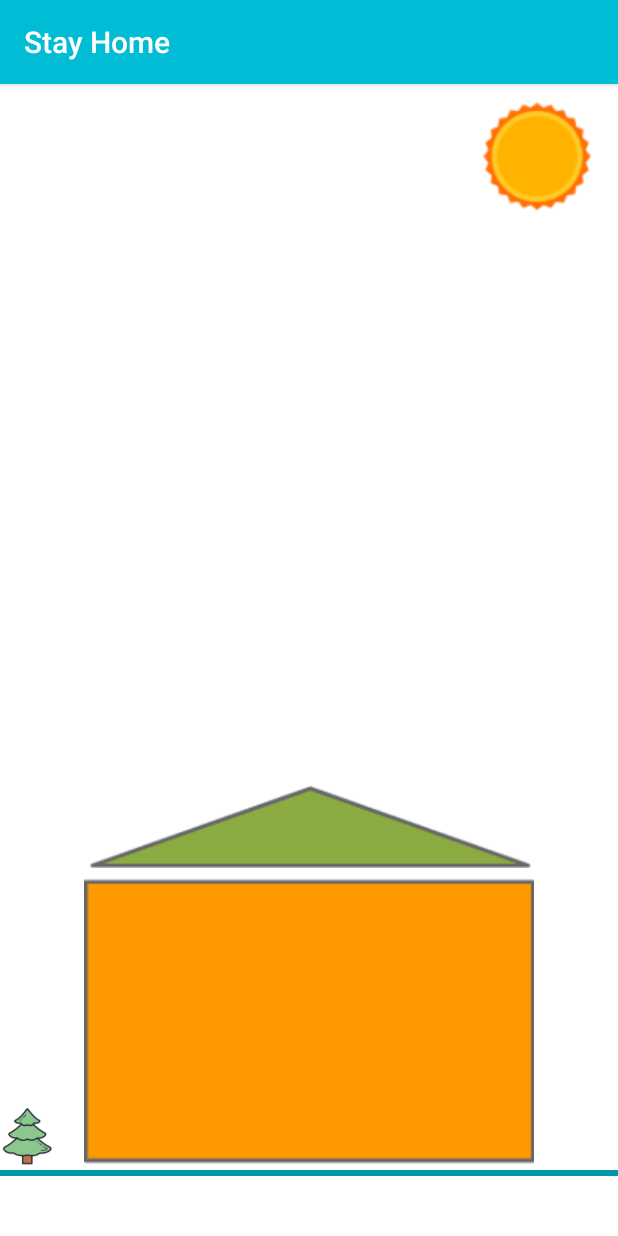
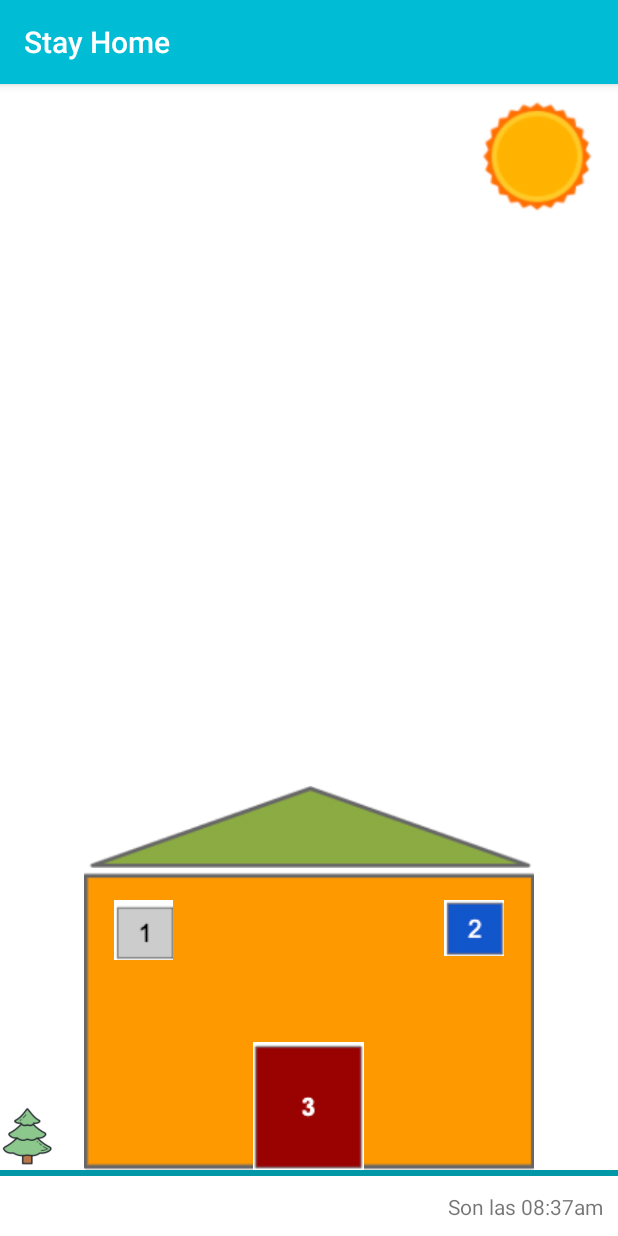
Before and after one commit to andres-vasquez-coderoad-com/progra3-2020, an Android app: the screen it shows after launch (MainActivity), on a phone screen of 412 x 824 dp. Run offline under Robolectric (Android 15) with nearby library versions, the phone set to English and light mode, and no system bars.

Commit message:
Clase 03-06 casita finalizada

```diff
--- a/app/src/main/res/layout/activity_house.xml
+++ b/app/src/main/res/layout/activity_house.xml
@@ -13,13 +13,42 @@
         android:layout_marginBottom="40dp"
         android:background="@color/colorPrimaryDark" />
 
-    <ImageView
+    <RelativeLayout
         android:id="@+id/houseView"
         android:layout_width="300dp"
         android:layout_height="200dp"
         android:layout_above="@id/groundView"
         android:layout_centerHorizontal="true"
-        app:srcCompat="@drawable/casa" />
+        android:background="@drawable/casa">
+
+        <ImageView
+            android:id="@+id/windows1View"
+            android:layout_width="wrap_content"
+            android:layout_height="wrap_content"
+            android:layout_alignParentStart="true"
+            android:layout_alignParentTop="true"
+            android:layout_marginStart="20dp"
+            android:layout_marginTop="20dp"
+            app:srcCompat="@drawable/ventana1" />
+
+        <ImageView
+            android:id="@+id/windows2View"
+            android:layout_width="wrap_content"
+            android:layout_height="wrap_content"
+            android:layout_alignParentEnd="true"
+            android:layout_alignParentTop="true"
+            android:layout_marginEnd="20dp"
+            android:layout_marginTop="20dp"
+            app:srcCompat="@drawable/ventana2" />
+
+        <ImageView
+            android:layout_width="wrap_content"
+            android:layout_height="wrap_content"
+            android:layout_centerHorizontal="true"
+            android:layout_alignParentBottom="true"
+            app:srcCompat="@drawable/puerta"/>
+
+    </RelativeLayout>
 
     <ImageView
         android:layout_width="300dp"
@@ -42,10 +71,20 @@
         android:id="@+id/treeView"
         android:layout_width="wrap_content"
         android:layout_height="wrap_content"
-        android:adjustViewBounds="true"
         android:layout_above="@id/groundView"
         android:layout_marginEnd="20dp"
         android:layout_toStartOf="@id/houseView"
+        android:adjustViewBounds="true"
         app:srcCompat="@drawable/arbol" />
 
+    <TextView
+        android:id="@+id/signatureView"
+        android:layout_width="wrap_content"
+        android:layout_height="wrap_content"
+        android:layout_alignParentEnd="true"
+        android:layout_alignParentBottom="true"
+        android:layout_marginEnd="10dp"
+        android:layout_marginBottom="10dp"
+        android:text="Son las 08:37am" />
+
 </RelativeLayout>
```
